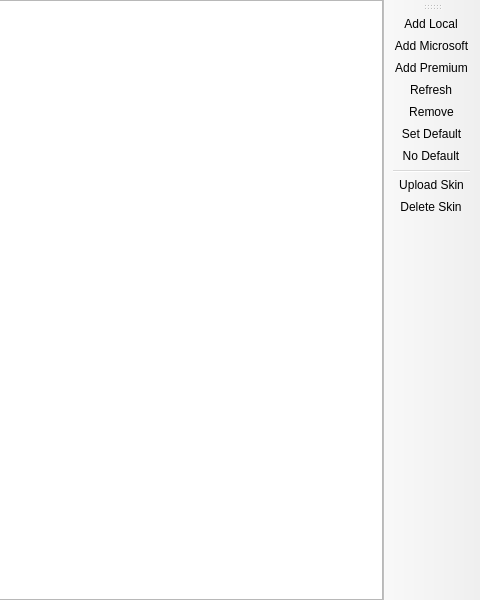
Old version of the form launcher/ui/pages/global/AccountListPage.ui in the repository tobycm/UltimMC; both pictures show x 320 to 800 and y 0 to 600 of the 800 by 600 pixel window.
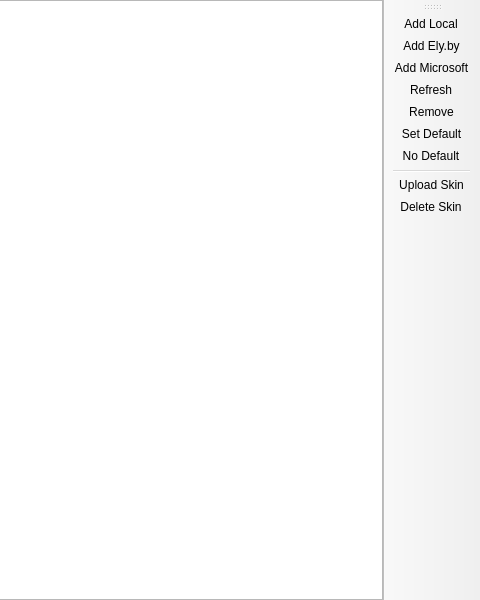
New version of the form. Custom widgets are drawn as their Qt base class.

```diff
--- a/launcher/ui/pages/global/AccountListPage.ui
+++ b/launcher/ui/pages/global/AccountListPage.ui
@@ -53,8 +53,8 @@
     <bool>false</bool>
    </attribute>
    <addaction name="actionAddLocal"/>
-   <addaction name="actionAddMicrosoft"/>
    <addaction name="actionAddMojang"/>
+   <addaction name="actionAddMicrosoft"/>
    <addaction name="actionRefresh"/>
    <addaction name="actionRemove"/>
    <addaction name="actionSetDefault"/>
@@ -70,7 +70,7 @@
   </action>
   <action name="actionAddMojang">
    <property name="text">
-    <string>Add Premium</string>
+    <string>Add Ely.by</string>
    </property>
   </action>
   <action name="actionRemove">
```
